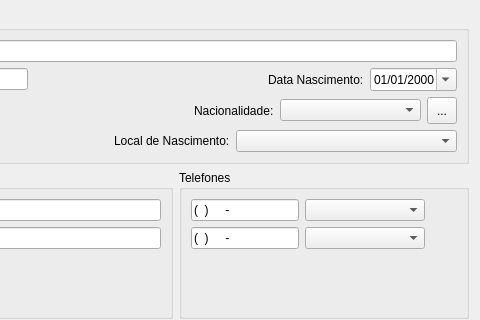
Before: the Qt Designer form clienteaddview.ui in alexandrepossebom/qsc, drawn with Qt 5; both pictures show x 308 to 788 and y 0 to 320 of the 788 by 822 pixel window.
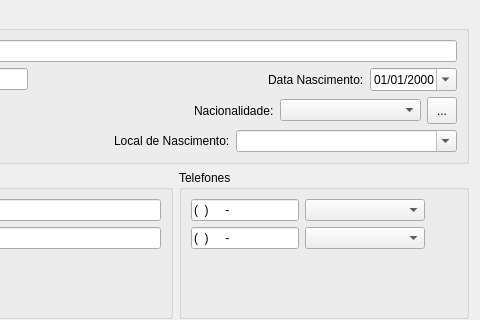
After: the same form once the commit is applied.

The edit to the form file:
```diff
--- a/clienteaddview.ui
+++ b/clienteaddview.ui
@@ -217,6 +217,9 @@
             <height>0</height>
            </size>
           </property>
+          <property name="editable">
+           <bool>true</bool>
+          </property>
          </widget>
         </item>
        </layout>
```
